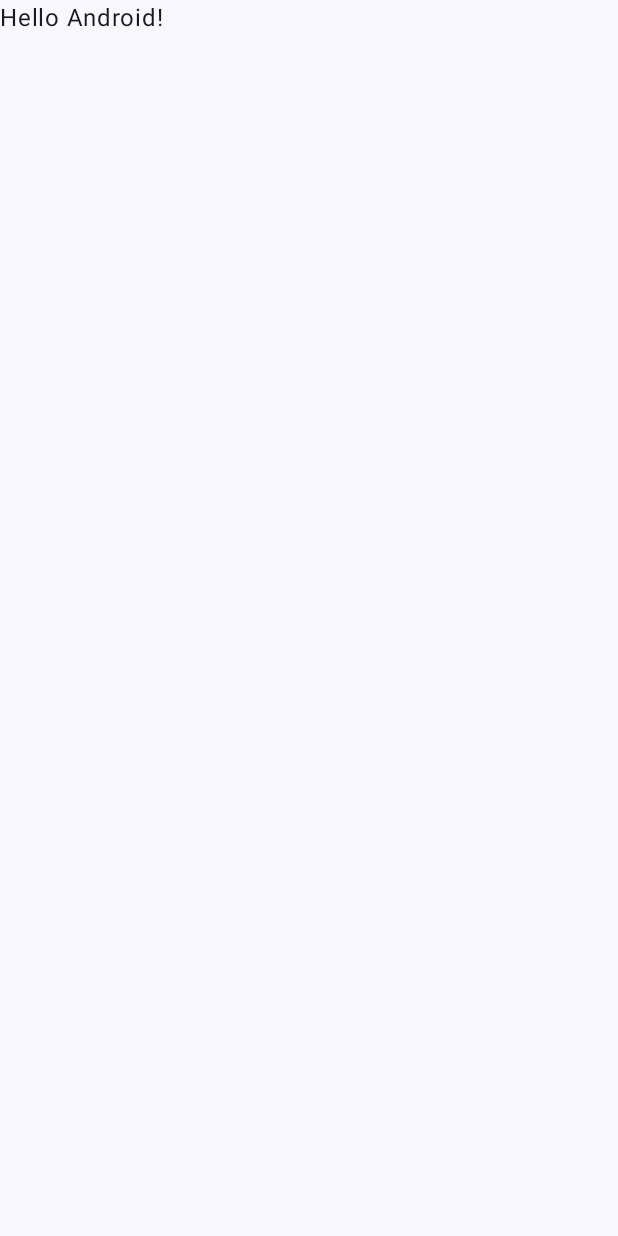
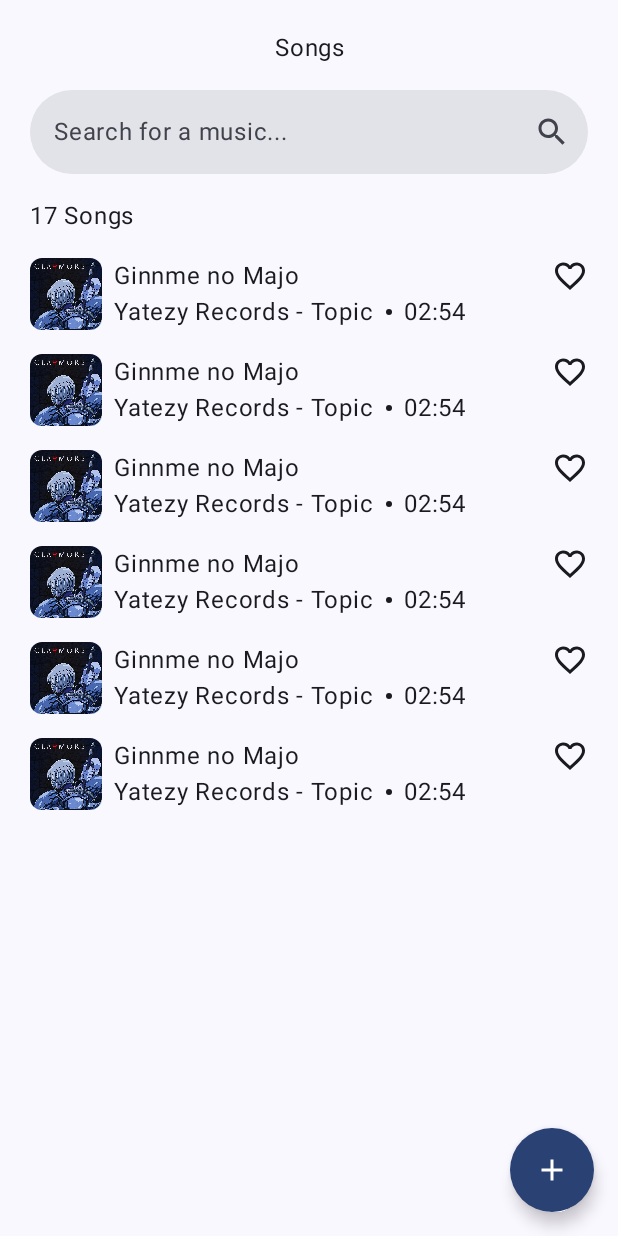
Before and after one commit to gotneb/Lied, an Android app built with Jetpack Compose: the screen it shows after launch (MainActivity), on a phone screen of 412 x 824 dp. Before the commit the screen is almost empty. Run offline under Robolectric (Android 15) with nearby library versions, the phone set to English and light mode, and no system bars.

Commit message:
feat: add music list screen

```diff
--- a/app/src/main/java/com/gotneb/lied/MainActivity.kt
+++ b/app/src/main/java/com/gotneb/lied/MainActivity.kt
@@ -6,11 +6,15 @@ import androidx.activity.compose.setContent
 import androidx.activity.enableEdgeToEdge
 import androidx.compose.foundation.layout.fillMaxSize
 import androidx.compose.foundation.layout.padding
+import androidx.compose.material.icons.Icons
+import androidx.compose.material.icons.filled.Add
+import androidx.compose.material3.FloatingActionButton
+import androidx.compose.material3.Icon
+import androidx.compose.material3.MaterialTheme
 import androidx.compose.material3.Scaffold
-import androidx.compose.material3.Text
-import androidx.compose.runtime.Composable
 import androidx.compose.ui.Modifier
-import androidx.compose.ui.tooling.preview.Preview
+import androidx.compose.ui.graphics.Color
+import com.gotneb.lied.music_player.presentation.music_list.MusicListScreen
 import com.gotneb.lied.ui.theme.LiedTheme
 
 class MainActivity : ComponentActivity() {
@@ -19,29 +23,8 @@ class MainActivity : ComponentActivity() {
         enableEdgeToEdge()
         setContent {
             LiedTheme {
-                Scaffold(modifier = Modifier.fillMaxSize()) { innerPadding ->
-                    Greeting(
-                        name = "Android",
-                        modifier = Modifier.padding(innerPadding)
-                    )
-                }
+                MusicListScreen()
             }
         }
     }
 }
-
-@Composable
-fun Greeting(name: String, modifier: Modifier = Modifier) {
-    Text(
-        text = "Hello $name!",
-        modifier = modifier
-    )
-}
-
-@Preview(showBackground = true)
-@Composable
-fun GreetingPreview() {
-    LiedTheme {
-        Greeting("Android")
-    }
-}
--- /dev/null
+++ b/app/src/main/java/com/gotneb/lied/core/presentation/timeToString.kt
@@ -0,0 +1,7 @@
+package com.gotneb.lied.core.presentation
+
+fun Int.timeToString(): String {
+    val hour = this / 60
+    val minute = this % 60
+    return String.format("%02d:%02d", hour, minute)
+}
--- /dev/null
+++ b/app/src/main/java/com/gotneb/lied/music_player/domain/model/Music.kt
@@ -0,0 +1,15 @@
+package com.gotneb.lied.music_player.domain.model
+
+import androidx.annotation.DrawableRes
+import androidx.compose.runtime.Immutable
+
+@Immutable
+data class Music(
+    val id: String,
+    val name: String,
+    val singer: String,
+    val duration: Int,
+    val isFavorite: Boolean,
+    @DrawableRes
+    val coverRes: Int,
+)
--- /dev/null
+++ b/app/src/main/java/com/gotneb/lied/music_player/presentation/music_list/MusicListScreen.kt
@@ -0,0 +1,95 @@
+package com.gotneb.lied.music_player.presentation.music_list
+
+import androidx.compose.foundation.background
+import androidx.compose.foundation.layout.Arrangement
+import androidx.compose.foundation.layout.fillMaxSize
+import androidx.compose.foundation.layout.fillMaxWidth
+import androidx.compose.foundation.layout.padding
+import androidx.compose.foundation.lazy.LazyColumn
+import androidx.compose.foundation.shape.CircleShape
+import androidx.compose.material.icons.Icons
+import androidx.compose.material.icons.filled.Add
+import androidx.compose.material3.FloatingActionButton
+import androidx.compose.material3.Icon
+import androidx.compose.material3.MaterialTheme
+import androidx.compose.material3.Scaffold
+import androidx.compose.material3.Text
+import androidx.compose.runtime.Composable
+import androidx.compose.ui.Modifier
+import androidx.compose.ui.text.style.TextAlign
+import androidx.compose.ui.tooling.preview.PreviewLightDark
+import androidx.compose.ui.unit.dp
+import com.gotneb.lied.music_player.presentation.music_list.components.MusicListItem
+import com.gotneb.lied.music_player.presentation.music_list.components.SearchBar
+import com.gotneb.lied.music_player.presentation.music_list.components.musicPreview
+import com.gotneb.lied.ui.theme.LiedTheme
+
+@Composable
+fun MusicListScreen(
+    modifier: Modifier = Modifier
+) {
+    Scaffold(
+        modifier = Modifier.fillMaxSize(),
+        floatingActionButton = {
+            FloatingActionButton(
+                onClick = { /* TODO() */ },
+                shape = CircleShape,
+                containerColor = MaterialTheme.colorScheme.primary
+            ) {
+                Icon(
+                    imageVector = Icons.Default.Add,
+                    contentDescription = "Add Music",
+                    tint = MaterialTheme.colorScheme.onPrimary
+                )
+            }
+        }
+    ) { innerPadding ->
+        LazyColumn(
+            verticalArrangement = Arrangement.spacedBy(16.dp),
+            modifier = modifier
+                .padding(innerPadding)
+                .padding(20.dp)
+        ) {
+            item {
+                Text(
+                    text = "Songs",
+                    color = MaterialTheme.colorScheme.onBackground,
+                    textAlign = TextAlign.Center,
+                    modifier = Modifier.fillMaxWidth()
+                )
+            }
+            item {
+                SearchBar(
+                    value = "",
+                    onValueChange = {},
+                    onSearchClick = {},
+                )
+            }
+            item {
+                Text(
+                    text = "17 Songs",
+                    color = MaterialTheme.colorScheme.onBackground,
+                )
+            }
+            items(6) {
+                MusicListItem(
+                    music = musicPreview,
+                    onMusicClick = {},
+                    onFavoriteClick = {}
+                )
+            }
+        }
+    }
+}
+
+@PreviewLightDark
+@Composable
+private fun MusicListScreenPreview() {
+    LiedTheme {
+        MusicListScreen(
+            modifier = Modifier
+                .fillMaxSize()
+                .background(MaterialTheme.colorScheme.background)
+        )
+    }
+}
--- /dev/null
+++ b/app/src/main/java/com/gotneb/lied/music_player/presentation/music_list/components/MusicListItem.kt
@@ -0,0 +1,123 @@
+package com.gotneb.lied.music_player.presentation.music_list.components
+
+import androidx.compose.foundation.Image
+import androidx.compose.foundation.background
+import androidx.compose.foundation.clickable
+import androidx.compose.foundation.layout.Arrangement
+import androidx.compose.foundation.layout.Box
+import androidx.compose.foundation.layout.Column
+import androidx.compose.foundation.layout.IntrinsicSize
+import androidx.compose.foundation.layout.Row
+import androidx.compose.foundation.layout.Spacer
+import androidx.compose.foundation.layout.fillMaxHeight
+import androidx.compose.foundation.layout.fillMaxWidth
+import androidx.compose.foundation.layout.height
+import androidx.compose.foundation.layout.size
+import androidx.compose.foundation.layout.width
+import androidx.compose.foundation.shape.RoundedCornerShape
+import androidx.compose.material.icons.Icons
+import androidx.compose.material.icons.filled.FavoriteBorder
+import androidx.compose.material3.Icon
+import androidx.compose.material3.MaterialTheme
+import androidx.compose.material3.Surface
+import androidx.compose.material3.Text
+import androidx.compose.runtime.Composable
+import androidx.compose.ui.Alignment
+import androidx.compose.ui.Modifier
+import androidx.compose.ui.draw.clip
+import androidx.compose.ui.res.painterResource
+import androidx.compose.ui.tooling.preview.PreviewLightDark
+import androidx.compose.ui.unit.dp
+import com.gotneb.lied.R
+import com.gotneb.lied.core.presentation.timeToString
+import com.gotneb.lied.music_player.domain.model.Music
+import com.gotneb.lied.ui.theme.LiedTheme
+
+@Composable
+fun MusicListItem(
+    music: Music,
+    onMusicClick: () -> Unit,
+    onFavoriteClick: (String) -> Unit,
+    modifier: Modifier = Modifier
+) {
+    Surface(
+        onClick = onMusicClick,
+        modifier = modifier
+    ) {
+        Row(
+            horizontalArrangement = Arrangement.spacedBy(8.dp),
+            modifier = modifier
+                .fillMaxWidth()
+        ) {
+            Image(
+                painter = painterResource(id = music.coverRes),
+                contentDescription = "Music cover",
+                modifier = Modifier
+                    .clip(RoundedCornerShape(8.dp))
+                    .size(48.dp)
+            )
+            Column {
+                Text(
+                    text = music.name,
+                    color = MaterialTheme.colorScheme.onBackground,
+                )
+                Row(
+                    verticalAlignment = Alignment.CenterVertically,
+                    horizontalArrangement = Arrangement.spacedBy(8.dp)
+                ) {
+                    Text(
+                        text = music.singer,
+                        color = MaterialTheme.colorScheme.onBackground,
+                    )
+                    Box(
+                        Modifier
+                            .width(4.dp)
+                            .height(4.dp)
+                            .clip(RoundedCornerShape(100))
+                            .background(color = MaterialTheme.colorScheme.onBackground)
+                    )
+                    Text(
+                        text = music.duration.timeToString(),
+                        color = MaterialTheme.colorScheme.onBackground,
+                    )
+                }
+            }
+            Spacer(Modifier.width(1.dp).weight(1f))
+            Column(
+                modifier = Modifier.fillMaxHeight(),
+                verticalArrangement = Arrangement.Center
+            ) {
+                Icon(
+                    imageVector = Icons.Default.FavoriteBorder,
+                    contentDescription = "Favorite music",
+                    tint = MaterialTheme.colorScheme.onBackground,
+                    modifier = Modifier.clickable { onFavoriteClick(music.id) }
+                )
+            }
+        }
+    }
+}
+
+internal val musicPreview = Music(
+    id = "1",
+    name = "Ginnme no Majo",
+    singer = "Yatezy Records - Topic",
+    duration = 174,
+    isFavorite = false,
+    coverRes = R.drawable.no_cover_music,
+)
+
+@PreviewLightDark
+@Composable
+private fun MusicListItemPreview() {
+    LiedTheme {
+        MusicListItem(
+            music = musicPreview,
+            onMusicClick = {},
+            onFavoriteClick = {},
+            modifier = Modifier
+                .height(IntrinsicSize.Min)
+                .background(MaterialTheme.colorScheme.background)
+        )
+    }
+}
--- /dev/null
+++ b/app/src/main/java/com/gotneb/lied/music_player/presentation/music_list/components/SearchBar.kt
@@ -0,0 +1,63 @@
+package com.gotneb.lied.music_player.presentation.music_list.components
+
+import androidx.compose.foundation.clickable
+import androidx.compose.foundation.layout.fillMaxWidth
+import androidx.compose.foundation.shape.RoundedCornerShape
+import androidx.compose.material.icons.Icons
+import androidx.compose.material.icons.filled.Search
+import androidx.compose.material3.Icon
+import androidx.compose.material3.Text
+import androidx.compose.material3.TextField
+import androidx.compose.material3.TextFieldDefaults
+import androidx.compose.runtime.Composable
+import androidx.compose.ui.Modifier
+import androidx.compose.ui.draw.clip
+import androidx.compose.ui.graphics.Color
+import androidx.compose.ui.tooling.preview.PreviewLightDark
+import com.gotneb.lied.ui.theme.LiedTheme
+
+@Composable
+fun SearchBar(
+    value: String,
+    onValueChange: (String) -> Unit,
+    onSearchClick: () -> Unit,
+    modifier: Modifier = Modifier
+) {
+    TextField(
+        value = value,
+        onValueChange = onValueChange,
+        placeholder = {
+            Text(
+                text = "Search for a music...",
+            )
+        },
+        maxLines = 1,
+        trailingIcon = {
+            Icon(
+                imageVector = Icons.Default.Search,
+                contentDescription = null,
+                modifier = Modifier.clickable{ onSearchClick() }
+            )
+        },
+        colors = TextFieldDefaults.colors(
+            focusedIndicatorColor = Color.Transparent,
+            unfocusedIndicatorColor = Color.Transparent,
+            disabledIndicatorColor = Color.Transparent,
+        ),
+        modifier = modifier
+            .fillMaxWidth()
+            .clip(RoundedCornerShape(100))
+    )
+}
+
+@PreviewLightDark
+@Composable
+private fun SearchBarPreview() {
+    LiedTheme {
+        SearchBar(
+            value = "",
+            onValueChange = {},
+            onSearchClick = {},
+        )
+    }
+}
```
Also changed, not shown: app/src/main/res/drawable-nodpi/no_cover_music.png (added).
